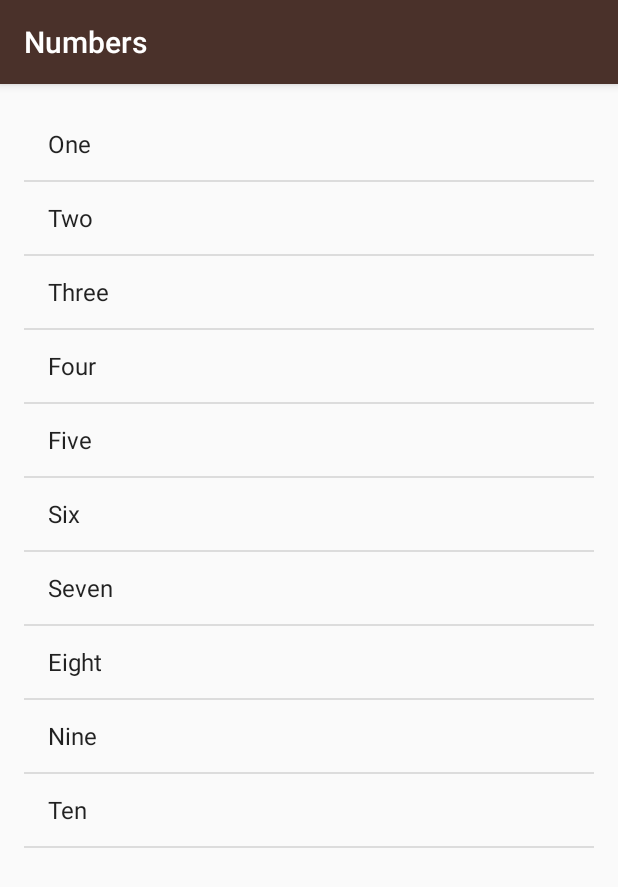
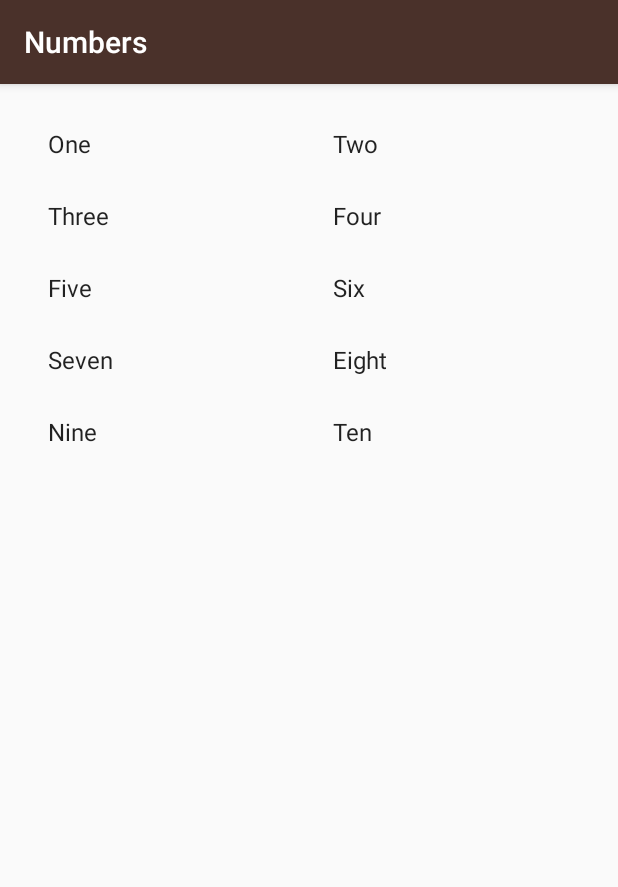
Before and after one commit to JuniiiSays/MiwokLanguageApp, an Android app: the NumbersActivity screen opened directly, with no data from a screen before it, on a phone screen of 412 x 824 dp. Shown: the top 887 px of the screen. Run offline under Robolectric (Android 15) with nearby library versions, the phone set to English and light mode, and no system bars.

Commit message:
GridView implementation for practice

```diff
--- a/app/src/main/java/com/example/android/miwok/NumbersActivity.java
+++ b/app/src/main/java/com/example/android/miwok/NumbersActivity.java
@@ -5,6 +5,7 @@ import androidx.appcompat.app.AppCompatActivity;
 import android.os.Bundle;
 import android.util.Log;
 import android.widget.ArrayAdapter;
+import android.widget.GridView;
 import android.widget.LinearLayout;
 import android.widget.ListView;
 import android.widget.TextView;
@@ -34,7 +35,7 @@ public class NumbersActivity extends AppCompatActivity {
         //Create an Array adapter
         ArrayAdapter<String> itemAdapter = new ArrayAdapter<String>(this, android.R.layout.simple_list_item_1, words);
         //Find ListView using it's id
-        ListView listView = (ListView) findViewById(R.id.list);
+        GridView listView = (GridView) findViewById(R.id.list);
         //Set adapter data into LIstView
         listView.setAdapter(itemAdapter);
     }
--- a/app/src/main/res/layout/activity_numbers.xml
+++ b/app/src/main/res/layout/activity_numbers.xml
@@ -1,5 +1,5 @@
 <?xml version="1.0" encoding="utf-8"?>
-<ListView xmlns:android="http://schemas.android.com/apk/res/android"
+<GridView xmlns:android="http://schemas.android.com/apk/res/android"
     xmlns:app="http://schemas.android.com/apk/res-auto"
     xmlns:tools="http://schemas.android.com/tools"
     android:layout_width="match_parent"
@@ -7,6 +7,7 @@
     android:id="@+id/list"
     android:orientation="vertical"
     android:padding="16dp"
+    android:numColumns="2"
     tools:context=".NumbersActivity">
 
-</ListView>
+</GridView>
```
